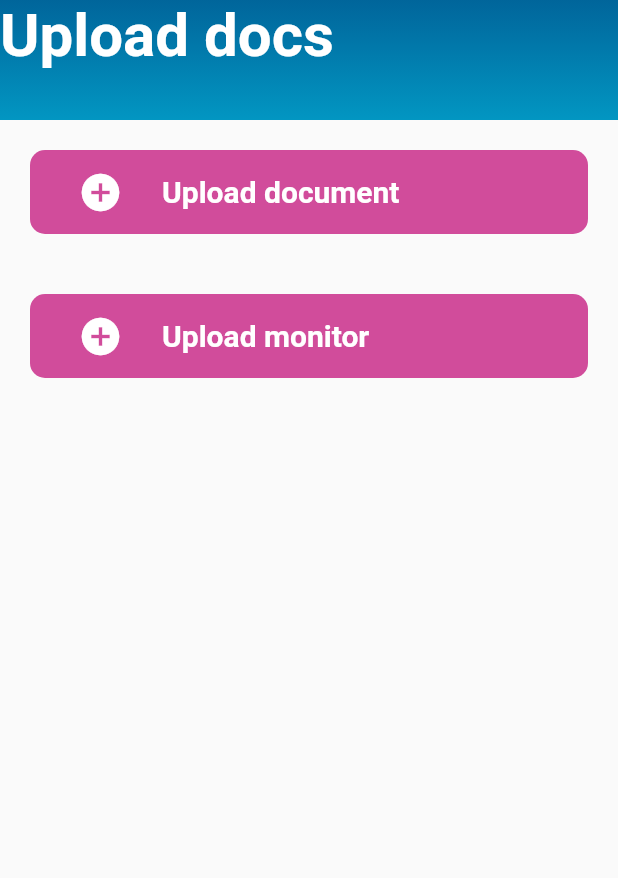
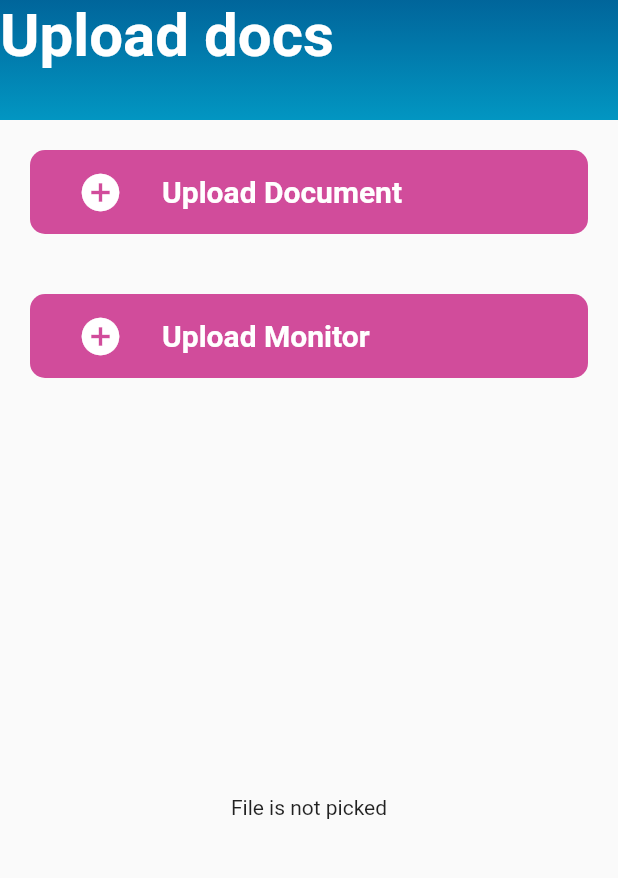
Before and after one commit to npne269/clinic-project, a Flutter app: the DocumentPage screen opened directly, on a phone screen of 412 x 824 dp, the part 30-908 px from its top. Run offline on Flutter 3.47's test engine with Material 2 defaults, Android fonts, the phone set to English and light mode, and no system bars; our stand-ins replace file_picker, flutter_markdown.

Commit message:
file upload fixed

```diff
--- a/lib/Screens/documentPage.dart
+++ b/lib/Screens/documentPage.dart
@@ -1,7 +1,8 @@
 import 'package:clinic_app/components/commonappbar.dart';
 import 'package:file_picker/file_picker.dart';
 import 'package:flutter/material.dart';
-import 'package:flutter/services.dart';
+// import 'package:flutter/services.dart';
+import 'dart:io';
 
 import '../global.dart';
 
@@ -11,37 +12,13 @@ class DocumentPage extends StatefulWidget {
 }
 
 class _DocumentPageState extends State<DocumentPage> {
-  String _fileName;
-  String _path;
-  Map<String, String> _paths;
-  String _extension;
-  bool _loadingPath = false;
-  bool _multiPick = false;
-  bool _hasValidMime = false;
-  FileType _pickingType;
-  TextEditingController _controller = TextEditingController();
-
-  @override
-  void initState() {
-    super.initState();
-    _controller.addListener(() => _extension = _controller.text);
-  }
-
+  var file;
   void _openFileExplorer() async {
-    if (_pickingType != FileType.custom || _hasValidMime) {
-      try {
-        _path = await FilePicker.getFilePath(
-            type: _pickingType, allowedExtensions: [_extension]);
-      } on PlatformException catch (e) {
-        print("Unsupported operation" + e.toString());
-      }
-
-      if (!mounted) return;
-
+    List<File> _file;
+    _file = await FilePicker.getMultiFile();
     setState(() {
-        _fileName = _path != null ? _path.split('/').last : '...';
+      file = _file;
     });
-    }
   }
 
   @override
@@ -53,15 +30,44 @@ class _DocumentPageState extends State<DocumentPage> {
       ),
       body: Column(
         children: [
-            Container(
+          UploadButton(
+            btnLabel: 'Upload Document',
+            btnPressed: () => _openFileExplorer(),
+          ),
+          UploadButton(
+            btnPressed:(){},
+            btnLabel:  'Upload Monitor',
+          ),
+          Expanded(
+            child: FileShow(files: file),
+          )
+        ],
+      ),
+    );
+  }
+}
+
+class UploadButton extends StatelessWidget {
+  const UploadButton({
+    Key key,
+    @required Function btnPressed,
+    @required String btnLabel,
+  })  : _btnLabel = btnLabel,
+        _btnPressed = btnPressed,
+        super(key: key);
+  final Function _btnPressed;
+  final String _btnLabel;
+  @override
+  Widget build(BuildContext context) {
+    return Container(
       padding: EdgeInsets.all(20),
       child: SizedBox(
         width: MediaQuery.of(context).size.width,
         child: FlatButton(
-                  shape: RoundedRectangleBorder(
-                      borderRadius: BorderRadius.circular(10)),
+          shape:
+              RoundedRectangleBorder(borderRadius: BorderRadius.circular(10)),
           color: pinkColor,
-                  onPressed: () => _openFileExplorer(),
+          onPressed: _btnPressed,
           child: ListTile(
               leading: Icon(
                 Icons.add_circle,
@@ -69,7 +75,7 @@ class _DocumentPageState extends State<DocumentPage> {
                 color: Colors.white,
               ),
               title: Text(
-                        'Upload document',
+                _btnLabel,
                 style: TextStyle(
                     color: Colors.white,
                     fontSize: 20,
@@ -77,98 +83,34 @@ class _DocumentPageState extends State<DocumentPage> {
               )),
         ),
       ),
-            ),
-            Container(
-              padding: EdgeInsets.all(20),
-              child: SizedBox(
-                width: MediaQuery.of(context).size.width,
-                child: FlatButton(
-                  shape: RoundedRectangleBorder(
-                      borderRadius: BorderRadius.circular(10)),
-                  color: pinkColor,
-                  onPressed: () {},
-                  child: ListTile(
-                      leading: Icon(
-                        Icons.add_circle,
-                        size: 30,
-                        color: Colors.white,
-                      ),
-                      title: Text(
-                        'Upload monitor',
-                        style: TextStyle(
-                            color: Colors.white,
-                            fontSize: 20,
-                            fontWeight: FontWeight.w600),
-                      )),
-                ),
-              ),
-            ),
-            FileShow(
-                loadingPath: _loadingPath,
-                path: _path,
-                paths: _paths,
-                fileName: _fileName)
-          ],
-        ));
+    );
   }
 }
 
 class FileShow extends StatelessWidget {
   const FileShow({
     Key key,
-    @required bool loadingPath,
-    @required String path,
-    @required Map<String, String> paths,
-    @required String fileName,
-  })  : _loadingPath = loadingPath,
-        _path = path,
-        _paths = paths,
-        _fileName = fileName,
+    @required List<File> files,
+  })  : _files = files,
         super(key: key);
-
-  final bool _loadingPath;
-  final String _path;
-  final Map<String, String> _paths;
-  final String _fileName;
-
+  final List<File> _files;
   @override
   Widget build(BuildContext context) {
-    return Builder(
-      builder: (BuildContext context) => _loadingPath
-          ? Padding(
-              padding: const EdgeInsets.only(bottom: 10.0),
-              child: const CircularProgressIndicator())
-          : _path != null || _paths != null
-              ? Container(
-                  padding: const EdgeInsets.only(bottom: 30.0),
-                  height: MediaQuery.of(context).size.height * 0.50,
-                  child: Scrollbar(
-                      child: ListView.separated(
-                    itemCount:
-                        _paths != null && _paths.isNotEmpty ? _paths.length : 1,
-                    itemBuilder: (BuildContext context, int index) {
-                      final bool isMultiPath =
-                          _paths != null && _paths.isNotEmpty;
-                      final String name = 'File $index: ' +
-                          (isMultiPath
-                              ? _paths.keys.toList()[index]
-                              : _fileName ?? '...');
-                      final path = isMultiPath
-                          ? _paths.values.toList()[index].toString()
-                          : _path;
-
-                      return ListTile(
+    return _files != null
+        ? ListView.builder(
+            itemCount: _files.length,
+            itemBuilder: (_, i) => ListTile(
+              onTap: () => _files[i].open(),
               title: Text(
-                          name,
+                '${_files[i].uri}',
               ),
-                        subtitle: Text(path),
-                      );
-                    },
-                    separatorBuilder: (BuildContext context, int index) =>
-                        Divider(),
-                  )),
+              subtitle: Text(
+                '${_files[i].path}',
+              ),
+            ),
           )
-              : Container(),
+        : Center(
+          child: Text('File is not picked'),
         );
   }
 }
--- a/pubspec.yaml
+++ b/pubspec.yaml
@@ -29,8 +29,7 @@ dependencies:
   # Use with the CupertinoIcons class for iOS style icons.
   cupertino_icons: ^0.1.3
   flutter_markdown: ^0.4.3
-  file_picker: ^1.4.2
-
+  file_picker: ^1.13.3
   intl: ^0.16.1
 
 dev_dependencies:
```
Also changed, not shown: pubspec.lock. Lines whose indentation alone changed are shown as unchanged.
